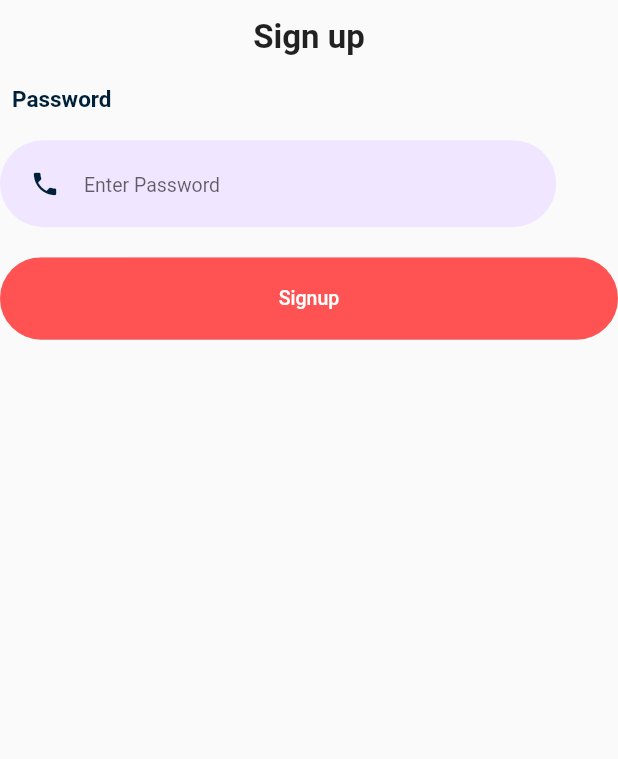
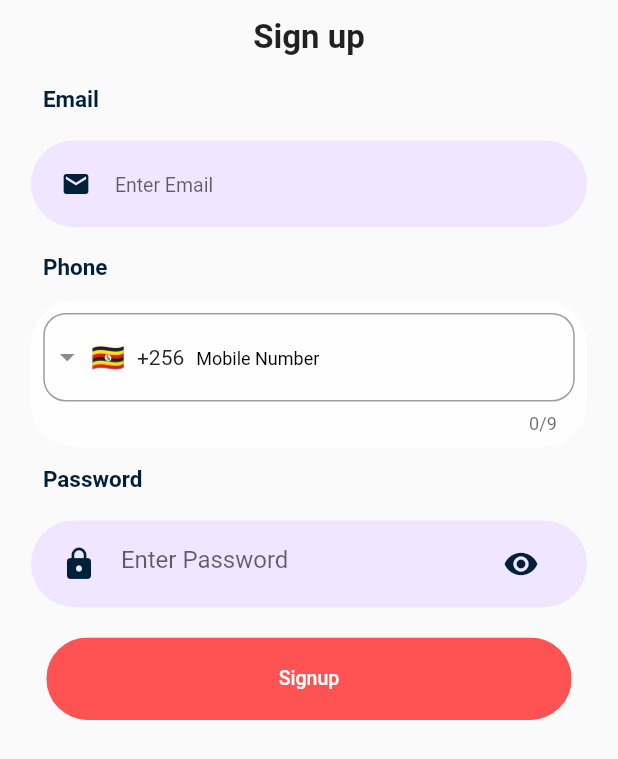
Before and after one commit to RutananaArnold/nineplus, a Flutter app: the screen it shows after launch, on a phone screen of 412 x 824 dp. Shown: the top 759 px of the screen. Run offline on Flutter 3.47's test engine with Material 2 defaults, Android fonts, the phone set to English and light mode, and no system bars; drawn by our look-alikes of intl_phone_field.

Commit message:
regiter screen modified

```diff
--- a/lib/auth/register.dart
+++ b/lib/auth/register.dart
@@ -1,5 +1,7 @@
 import 'package:flutter/material.dart';
+import 'package:nineplus/widgets/phone_widget.dart';
 import 'package:nineplus/widgets/rounded_input.dart';
+import 'package:nineplus/widgets/rounded_password_field.dart';
 
 import '../widgets/rounded_button.dart';
 
@@ -12,22 +14,22 @@ class Register extends StatefulWidget {
 
 class _RegisterState extends State<Register> {
   static final emailController = TextEditingController();
-  static final passwordController = TextEditingController();
-  static final telController = TextEditingController();
+  late String tel;
+  final passwordController = TextEditingController();
+  // static final telController = TextEditingController();
   List<TextEditingController> controllers = [
     emailController,
-    passwordController,
   ];
 
   List<String> labels = [
     "Email",
-    "Password",
   ];
   List<String> hints = [
     "Enter Email",
-    "Enter Password",
   ];
-  List<IconData> icons = [Icons.email, Icons.phone, Icons.lock];
+  List<IconData> icons = [
+    Icons.email,
+  ];
 
   @override
   Widget build(BuildContext context) {
@@ -36,11 +38,11 @@ class _RegisterState extends State<Register> {
     return Scaffold(
       body: Form(
           key: formkey,
-          child: ListView.builder(
-              itemCount: 3,
-              itemBuilder: ((context, index) {
-                if (index == 0) {
-                  return SizedBox(
+          child: Column(
+            children: List<Widget>.generate(
+              5,
+              (index) => index == 0
+                  ? SizedBox(
                       height: size.height * 0.06,
                       child: const Center(
                         child: Text(
@@ -52,30 +54,33 @@ class _RegisterState extends State<Register> {
                           ),
                         ),
                       ),
-                  );
-                } else if (index == 2) {
-                  return RoundedButton(
-                      text: "Signup", press: () {}, color: Colors.redAccent);
-                } else {
-                  return RoundedInput(
-                      label: labels[index],
-                      hint: hints[index],
-                      icon: icons[index],
+                    )
+                  : index == 2
+                      ? PhoneField(
+                          label: "Phone",
+                          controller: passwordController,
+                          onChanged: (phone) {
+                            tel = phone.completeNumber;
+                          },
+                        )
+                      : index == 3
+                          ? RoundedPasswordField(
+                              hintText: "Enter Password",
+                              controller: passwordController)
+                          : index != 4
+                              ? RoundedInput(
+                                  label: labels[(index - 1)],
+                                  hint: hints[(index - 1)],
+                                  icon: icons[(index - 1)],
                                   ontap: () {},
-                      handler: controllers[index]);
-                }
-                // if (index != 4) {
-                //   return RoundedInput(
-                //       label: labels[index],
-                //       hint: hints[index],
-                //       icon: icons[index],
-                //       ontap: () {},
-                //       handler: controllers[index]);
-                // } else {
-                //   return RoundedButton(
-                //       text: "Signup", press: () {}, color: Colors.redAccent);
-                // }
-              }))),
+                                  handler: controllers[index - 1],
+                                )
+                              : RoundedButton(
+                                  text: "Signup",
+                                  press: () {},
+                                  color: Colors.redAccent),
+            ),
+          )),
     );
   }
 }
--- /dev/null
+++ b/lib/widgets/phone_widget.dart
@@ -0,0 +1,66 @@
+import 'package:flutter/material.dart';
+import 'package:intl_phone_field/intl_phone_field.dart';
+import 'package:intl_phone_field/phone_number.dart';
+
+class PhoneField extends StatelessWidget {
+  final void Function(PhoneNumber) onChanged;
+  final TextEditingController controller;
+  final String label;
+  const PhoneField(
+      {Key? key,
+      required this.onChanged,
+      required this.controller,
+      required this.label})
+      : super(key: key);
+
+  @override
+  Widget build(BuildContext context) {
+    final size = MediaQuery.of(context).size;
+    return Material(
+      color: Colors.transparent,
+      child: SizedBox(
+        child: Column(
+          crossAxisAlignment: CrossAxisAlignment.start,
+          children: [
+            Padding(
+              padding: const EdgeInsets.all(8.0),
+              child: Text(
+                label,
+                style: const TextStyle(
+                    color: Color.fromARGB(255, 0, 31, 56),
+                    fontWeight: FontWeight.bold,
+                    fontSize: 15),
+              ),
+            ),
+            // phonefield
+            Container(
+              padding: EdgeInsets.only(
+                  top: size.height * 0.01,
+                  left: size.height * 0.01,
+                  right: size.height * 0.01,
+                  bottom: size.height * 0.01),
+              margin: const EdgeInsets.symmetric(vertical: 5),
+              width: MediaQuery.of(context).size.width * 0.9,
+              decoration: BoxDecoration(
+                color: Colors.white70,
+                borderRadius: BorderRadius.circular(29),
+              ),
+              child: IntlPhoneField(
+                  controller: controller,
+                  decoration: InputDecoration(
+                    hintText: 'Mobile Number',
+                    hintStyle:
+                        const TextStyle(color: Colors.black, fontSize: 12),
+                    border: OutlineInputBorder(
+                        borderSide: const BorderSide(color: Colors.black54),
+                        borderRadius: BorderRadius.circular(15)),
+                  ),
+                  initialCountryCode: 'UG',
+                  onChanged: onChanged),
+            )
+          ],
+        ),
+      ),
+    );
+  }
+}
--- a/lib/widgets/rounded_password_field.dart
+++ b/lib/widgets/rounded_password_field.dart
@@ -1,7 +1,6 @@
 import 'package:flutter/material.dart';
 import 'package:nineplus/constants/color_pallete.dart';
 import 'package:nineplus/widgets/text_field_container.dart';
-
 
 class RoundedPasswordField extends StatefulWidget {
   final String hintText;
@@ -22,7 +21,23 @@ class RoundedPasswordFieldState extends State<RoundedPasswordField> {
   bool passHide = true;
   @override
   Widget build(BuildContext context) {
-    return TextFieldContainer(
+    return Material(
+      color: Colors.transparent,
+      child: SizedBox(
+        child: Column(
+          crossAxisAlignment: CrossAxisAlignment.start,
+          children: [
+            const Padding(
+              padding: EdgeInsets.all(8.0),
+              child: Text(
+                "Password",
+                style: TextStyle(
+                    color: Color.fromARGB(255, 0, 31, 56),
+                    fontWeight: FontWeight.bold,
+                    fontSize: 15),
+              ),
+            ),
+            TextFieldContainer(
               child: TextFormField(
                 controller: widget.controller,
                 obscureText: passHide ? true : false,
@@ -39,8 +54,9 @@ class RoundedPasswordFieldState extends State<RoundedPasswordField> {
                   suffixIcon: IconButton(
                     /**Icons.visibility */
                     color: kPrimaryColor,
-            icon: Icon(
-                passHide ? Icons.visibility : Icons.visibility_off_rounded),
+                    icon: Icon(passHide
+                        ? Icons.visibility
+                        : Icons.visibility_off_rounded),
                     onPressed: () {
                       setState(() {
                         passHide = !passHide;
@@ -50,6 +66,10 @@ class RoundedPasswordFieldState extends State<RoundedPasswordField> {
                   border: InputBorder.none,
                 ),
               ),
+            ),
+          ],
+        ),
+      ),
     );
   }
 }
--- a/pubspec.yaml
+++ b/pubspec.yaml
@@ -30,6 +30,7 @@ dependencies:
   flutter:
     sdk: flutter
   shared_preferences: ^2.0.15
+  intl_phone_field: ^3.1.0
 
 
   # The following adds the Cupertino Icons font to your application.
```
Also changed, not shown: pubspec.lock. Lines whose indentation alone changed are shown as unchanged.
